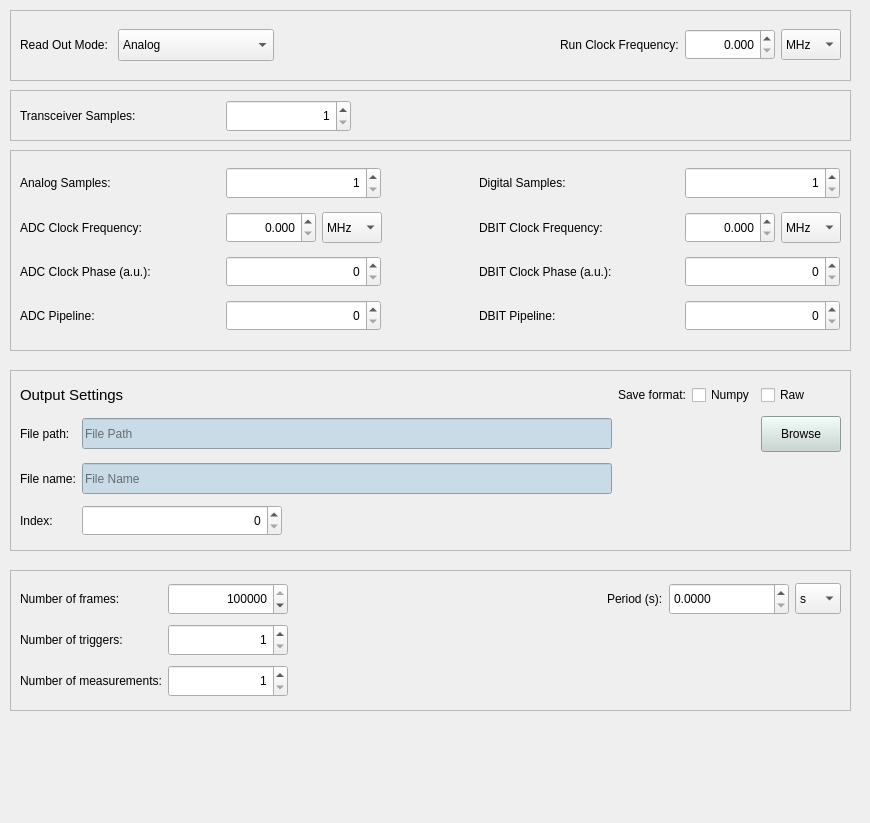
First picture: the form in pyctbgui/pyctbgui/ui/acquisition.ui, repository slsdetectorgroup/slsDetectorPackage, before the edit.
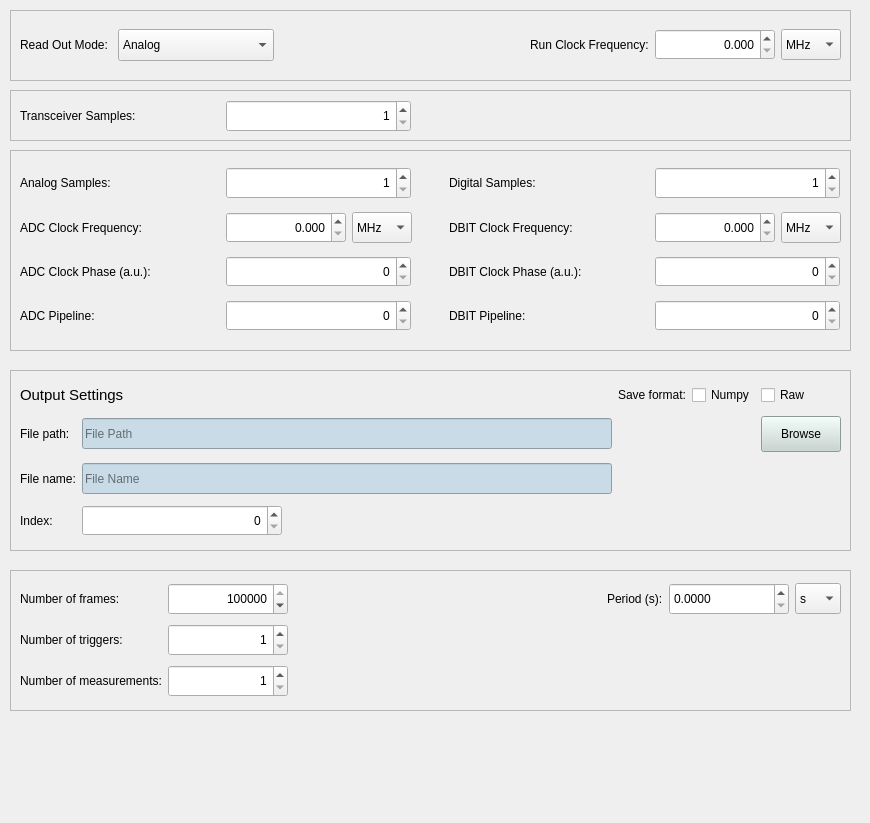
Second picture: the form after the edit.

Commit message: get frequency only for that unit

The edit to the form file:
```diff
--- a/pyctbgui/pyctbgui/ui/acquisition.ui
+++ b/pyctbgui/pyctbgui/ui/acquisition.ui
@@ -45,13 +45,13 @@
       </property>
       <property name="minimumSize">
        <size>
-        <width>90</width>
+        <width>120</width>
         <height>31</height>
        </size>
       </property>
       <property name="maximumSize">
        <size>
-        <width>90</width>
+        <width>120</width>
         <height>31</height>
        </size>
       </property>
@@ -65,7 +65,7 @@
        <number>3</number>
       </property>
       <property name="maximum">
-       <double>10000.000000000000000</double>
+       <double>999999999.000000000000000</double>
       </property>
       <property name="singleStep">
        <double>1.000000000000000</double>
@@ -205,13 +205,13 @@
       </property>
       <property name="minimumSize">
        <size>
-        <width>125</width>
+        <width>185</width>
         <height>32</height>
        </size>
       </property>
       <property name="maximumSize">
        <size>
-        <width>125</width>
+        <width>185</width>
         <height>32</height>
        </size>
       </property>
@@ -263,6 +263,12 @@
      <height>201</height>
     </rect>
    </property>
+   <property name="minimumSize">
+    <size>
+     <width>190</width>
+     <height>0</height>
+    </size>
+   </property>
    <property name="frameShape">
     <enum>QFrame::StyledPanel</enum>
    </property>
@@ -310,13 +316,13 @@
       </property>
       <property name="minimumSize">
        <size>
-        <width>90</width>
+        <width>120</width>
         <height>31</height>
        </size>
       </property>
       <property name="maximumSize">
        <size>
-        <width>90</width>
+        <width>120</width>
         <height>31</height>
        </size>
       </property>
@@ -327,7 +333,7 @@
        <number>3</number>
       </property>
       <property name="maximum">
-       <double>10000.000000000000000</double>
+       <double>999999999.000000000000000</double>
       </property>
       <property name="singleStep">
        <double>1.000000000000000</double>
@@ -368,13 +374,13 @@
       </property>
       <property name="minimumSize">
        <size>
-        <width>90</width>
+        <width>120</width>
         <height>31</height>
        </size>
       </property>
       <property name="maximumSize">
        <size>
-        <width>90</width>
+        <width>120</width>
         <height>31</height>
        </size>
       </property>
@@ -385,7 +391,7 @@
        <number>3</number>
       </property>
       <property name="maximum">
-       <double>10000.000000000000000</double>
+       <double>999999999.000000000000000</double>
       </property>
       <property name="singleStep">
        <double>1.000000000000000</double>
@@ -475,13 +481,13 @@
       </property>
       <property name="minimumSize">
        <size>
-        <width>155</width>
+        <width>185</width>
         <height>32</height>
        </size>
       </property>
       <property name="maximumSize">
        <size>
-        <width>155</width>
+        <width>185</width>
         <height>32</height>
        </size>
       </property>
@@ -506,13 +512,13 @@
       </property>
       <property name="minimumSize">
        <size>
-        <width>155</width>
+        <width>185</width>
         <height>31</height>
        </size>
       </property>
       <property name="maximumSize">
        <size>
-        <width>155</width>
+        <width>185</width>
         <height>31</height>
        </size>
       </property>
@@ -534,13 +540,13 @@
       </property>
       <property name="minimumSize">
        <size>
-        <width>155</width>
+        <width>185</width>
         <height>31</height>
        </size>
       </property>
       <property name="maximumSize">
        <size>
-        <width>155</width>
+        <width>185</width>
         <height>31</height>
        </size>
       </property>
@@ -559,13 +565,13 @@
       </property>
       <property name="minimumSize">
        <size>
-        <width>155</width>
+        <width>185</width>
         <height>32</height>
        </size>
       </property>
       <property name="maximumSize">
        <size>
-        <width>155</width>
+        <width>185</width>
         <height>32</height>
        </size>
       </property>
@@ -593,13 +599,13 @@
       </property>
       <property name="minimumSize">
        <size>
-        <width>155</width>
+        <width>185</width>
         <height>31</height>
        </size>
       </property>
       <property name="maximumSize">
        <size>
-        <width>155</width>
+        <width>185</width>
         <height>31</height>
        </size>
       </property>
@@ -621,13 +627,13 @@
       </property>
       <property name="minimumSize">
        <size>
-        <width>155</width>
+        <width>185</width>
         <height>31</height>
        </size>
       </property>
       <property name="maximumSize">
        <size>
-        <width>155</width>
+        <width>185</width>
         <height>31</height>
        </size>
       </property>
```
The commit also changes 1 other file.
